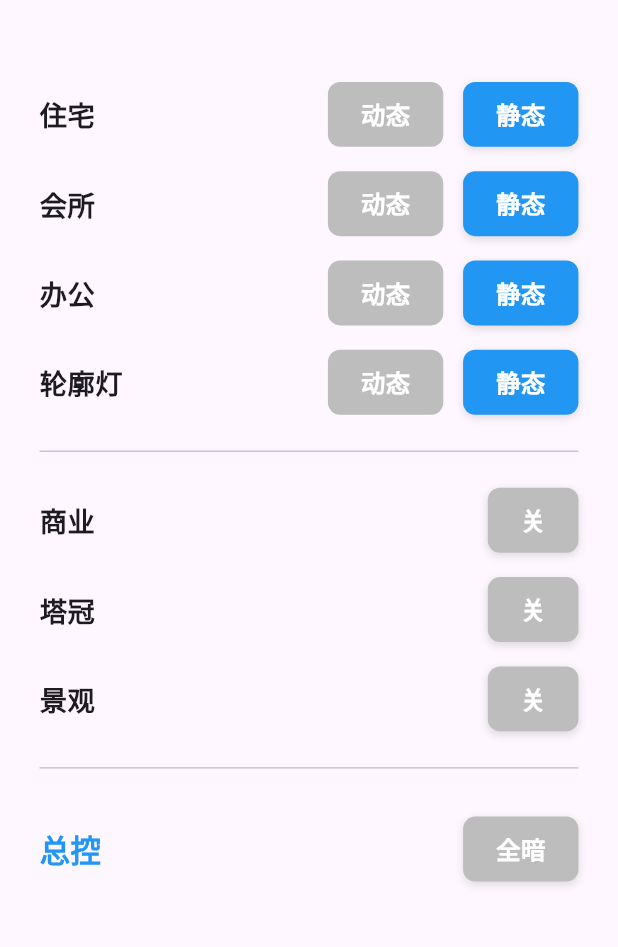
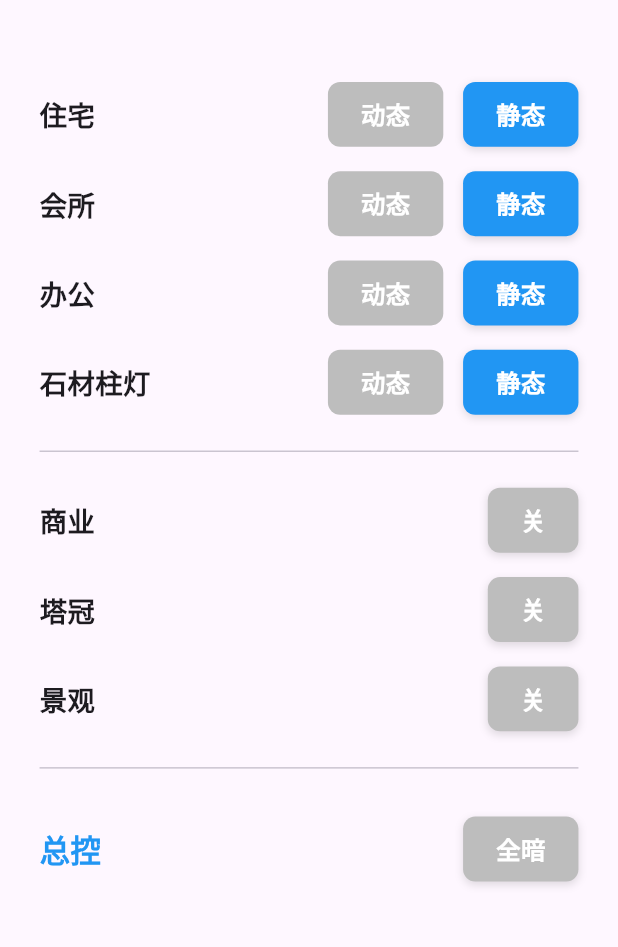
Before and after one commit to c3812600/Models_liupei, a Flutter app: the screen it shows after launch, on a phone screen of 412 x 824 dp, the part 63-1010 px from its top. Run offline on Flutter 3.47's test engine with Material 3 defaults, Android fonts, the phone set to English and light mode, and no system bars; our stand-ins replace flutter_screenutil.

Commit message:
修改：“轮廓灯”改成“石材柱灯”

```diff
--- a/sand_table_control/lib/config/hex_config.dart
+++ b/sand_table_control/lib/config/hex_config.dart
@@ -23,7 +23,7 @@ class HexConfig {
     'office_on': 'AA 03 01 01',
     'office_off': 'AA 03 01 00',
 
-    // ============ 轮廓灯 ============
+    // ============ 石材柱灯 ============
     'outline_light_on': 'AA 05 00 01',
     'outline_light_off': 'AA 05 00 00',
 
--- a/sand_table_control/lib/ui/home_page.dart
+++ b/sand_table_control/lib/ui/home_page.dart
@@ -32,7 +32,7 @@ class HomePage extends StatelessWidget {
                     _buildDoubleControlRow(context, '住宅', 'residential'),
                     _buildDoubleControlRow(context, '会所', 'clubhouse'),
                     _buildDoubleControlRow(context, '办公', 'office'),
-                    _buildDoubleControlRow(context, '轮廓灯', 'outline_light'),
+                    _buildDoubleControlRow(context, '石材柱灯', 'outline_light'),
 
                     Divider(height: 32.h),
 
```
